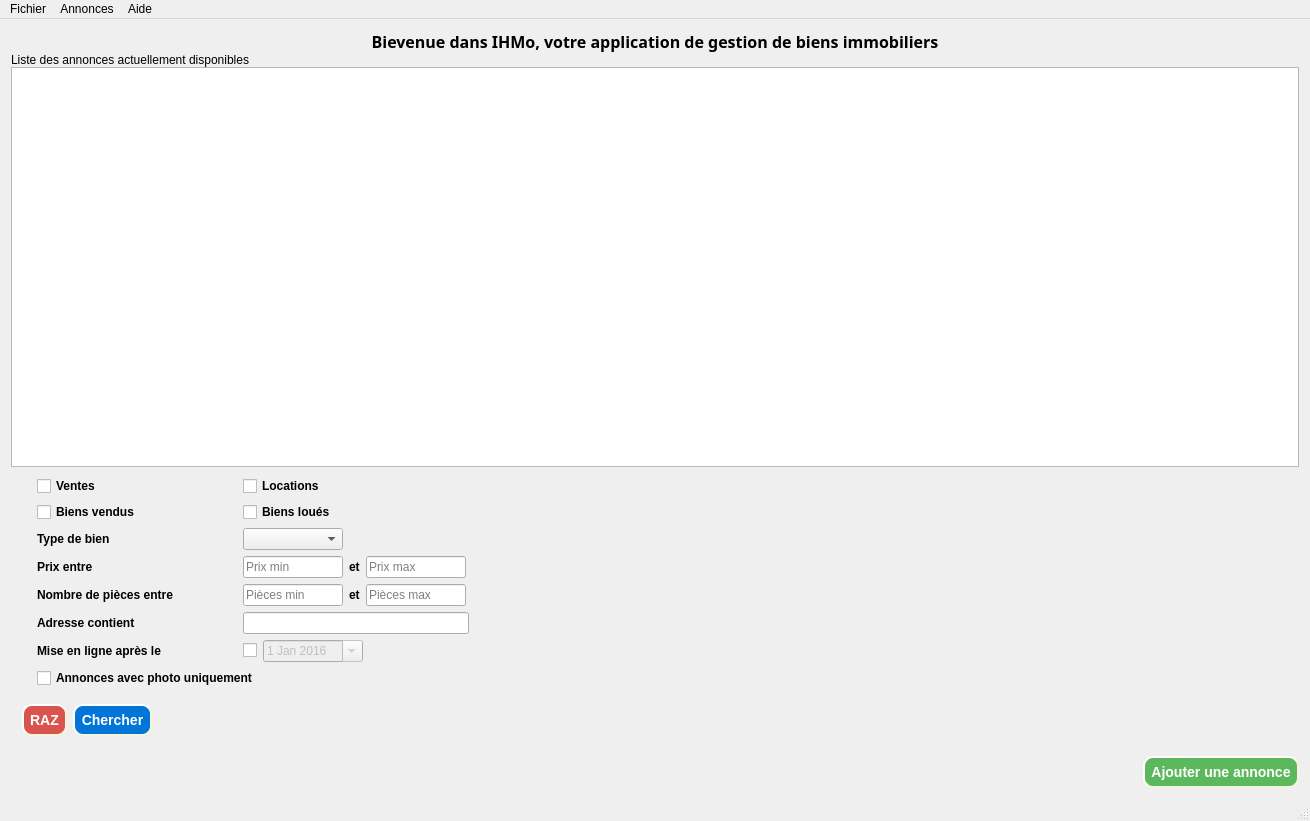
This is ihmo.ui in tonydd/IHMo as Qt 5 draws it before an edit. The edited form follows.
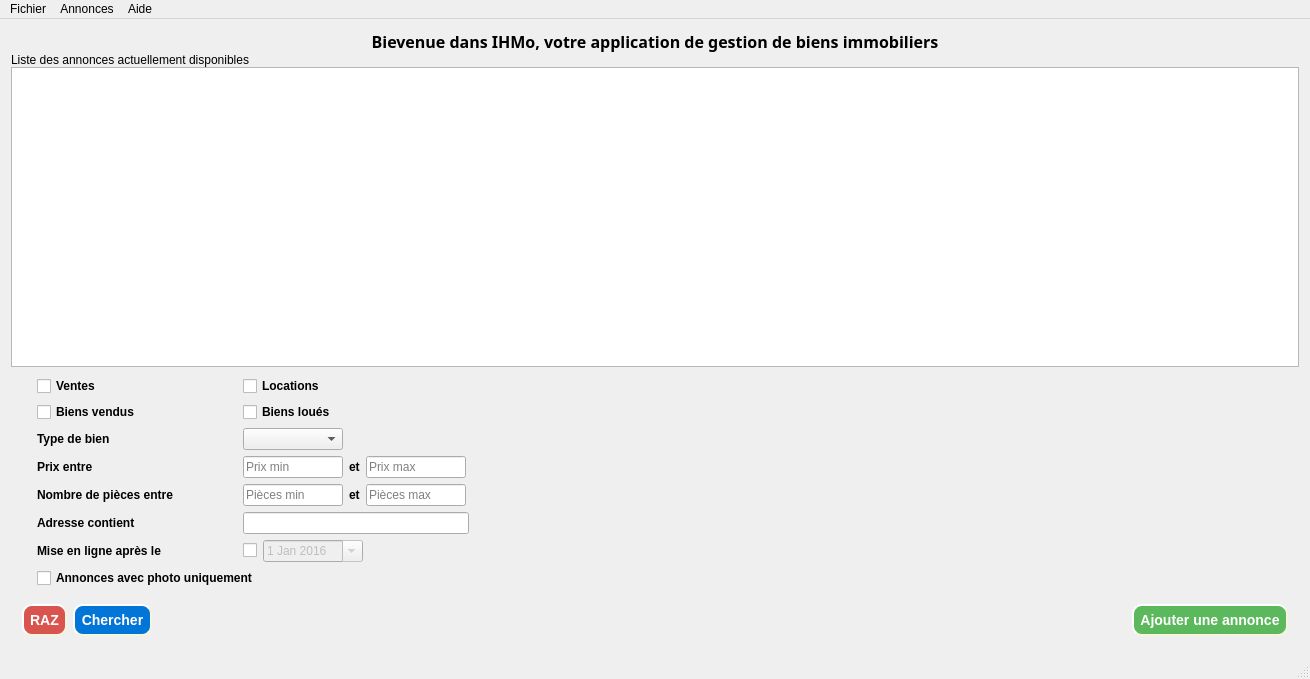
This is the edited form. Icons and pictures are not drawn.

Commit message: Bouton add Annonce

The edit to the form file:
```diff
--- a/ihmo.ui
+++ b/ihmo.ui
@@ -66,7 +66,7 @@
         <property name="minimumSize">
          <size>
           <width>0</width>
-          <height>400</height>
+          <height>300</height>
          </size>
         </property>
         <property name="styleSheet">
@@ -567,35 +567,6 @@
              </property>
             </spacer>
            </item>
-          </layout>
-         </item>
-        </layout>
-       </widget>
-      </item>
-      <item>
-       <layout class="QHBoxLayout" name="horizontalLayout">
-        <property name="spacing">
-         <number>60</number>
-        </property>
-        <property name="sizeConstraint">
-         <enum>QLayout::SetMinimumSize</enum>
-        </property>
-        <property name="topMargin">
-         <number>10</number>
-        </property>
-        <item>
-         <spacer name="horizontalSpacer">
-          <property name="orientation">
-           <enum>Qt::Horizontal</enum>
-          </property>
-          <property name="sizeHint" stdset="0">
-           <size>
-            <width>40</width>
-            <height>20</height>
-           </size>
-          </property>
-         </spacer>
-        </item>
         <item>
          <widget class="QPushButton" name="pushButton_2">
           <property name="cursor">
@@ -610,6 +581,9 @@
          </widget>
         </item>
        </layout>
+         </item>
+        </layout>
+       </widget>
       </item>
      </layout>
     </item>
```
Lines whose indentation alone changed are shown as unchanged.
